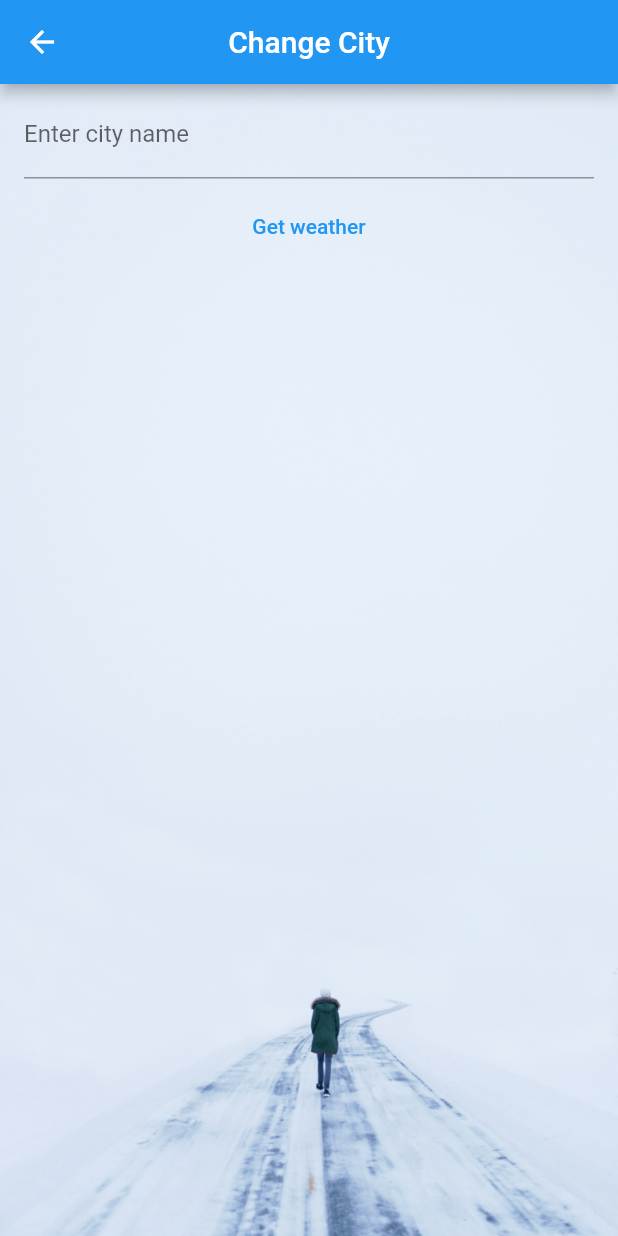
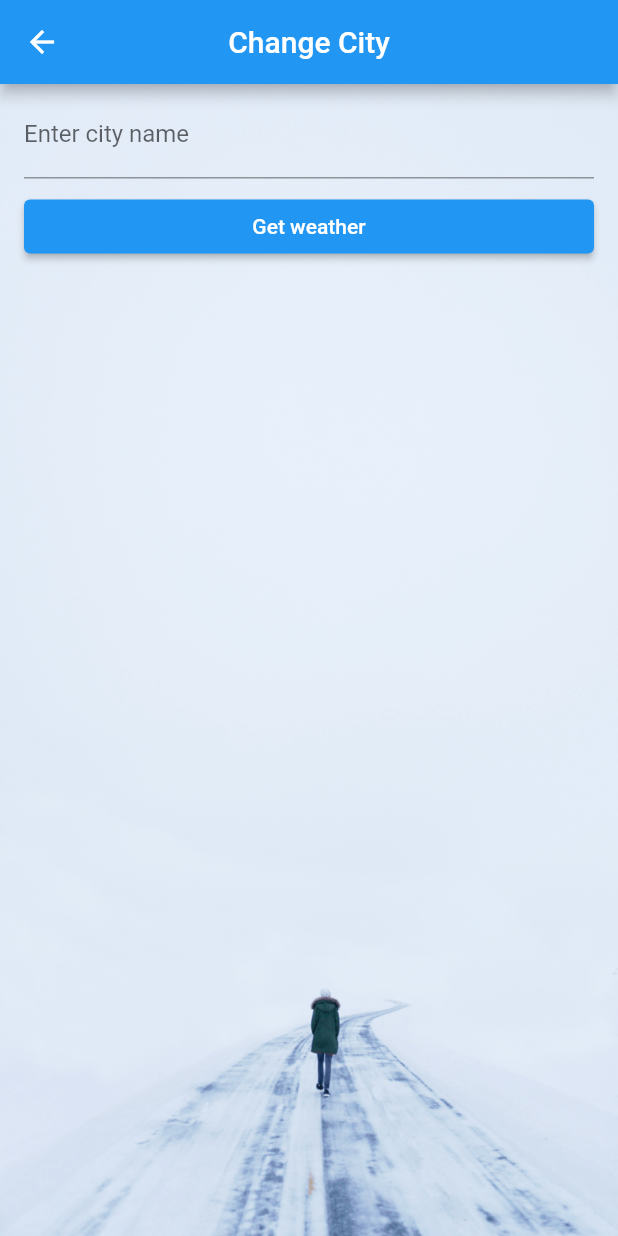
Before and after one commit to sannan1993/climateFlutterApp, a Flutter app: the screen it shows after launch, after a tap on the "menu" icon, on a phone screen of 412 x 824 dp. Run offline on Flutter 3.47's test engine with Material 2 defaults, Android fonts, the phone set to English and light mode, and no system bars; network calls fail.

```diff
--- a/lib/climatePage.dart
+++ b/lib/climatePage.dart
@@ -1,25 +1,30 @@
-import 'dart:convert';
 import 'package:flutter/material.dart';
 import 'apiFile.dart' as util;
 import 'package:http/http.dart' as http;
+import 'dart:convert';
 
 double Celsius = 0;
 int CelsiusInt = 0;
 
+
+
 class climateApp extends StatefulWidget {
-  const climateApp({Key? key}) : super(key: key);
-
   @override
   State<climateApp> createState() => _climateAppState();
 }
 
 class _climateAppState extends State<climateApp> {
-  late String _cityEntered;
+  void showStuff() async {
+    Map data = await getWeather(util.apiId, util.city);
+    print(data.toString());
+  }
+
+  String? _cityEntered;
 
   Future _goToNextScreen(BuildContext context) async {
-    Map? results = await Navigator.of(context)
-        .push(MaterialPageRoute<Map>(builder: (BuildContext context) {
-      return changeCity();
+    Map? results = await  Navigator.of(context)
+        .push(new MaterialPageRoute<Map>(builder: (BuildContext context) {
+      return new changeCity();
     }));
     if (results != null && results.containsKey('enter')) {
       _cityEntered = results['enter'];
@@ -27,10 +32,7 @@ class _climateAppState extends State<climateApp> {
   }
 
   @override
-  void showStuff() async {
-    Map data = await getWeather(util.apiId, util.city);
-    print(data.toString());
-  }
+
 
   Widget build(BuildContext context) {
     return Scaffold(
@@ -62,7 +64,7 @@ class _climateAppState extends State<climateApp> {
             margin: EdgeInsets.fromLTRB(0, 15, 15, 0),
             alignment: Alignment.topRight,
             child: Text(
-              'Karachi',
+              '${_cityEntered == null ? util.city : _cityEntered}',
               style: KcityName(),
             ),
           ),
@@ -73,7 +75,7 @@ class _climateAppState extends State<climateApp> {
           ),
           Container(
             margin: EdgeInsets.fromLTRB(30.0, 90.0, 0.0, 0.0),
-            child: updateTempWidget('Karachi'),
+            child: updateTempWidget('${_cityEntered == null ? util.city : _cityEntered}'),
           ),
         ],
       ),
@@ -156,18 +158,19 @@ class changeCity extends StatelessWidget {
               ListTile(
                 title: TextField(
                   decoration: InputDecoration(
-                      hintText: 'Lahore', labelText: "Enter city name"),
+                      hintText: 'Hint: Lahore , Karachi etc', labelText: "Enter city name"),
                   controller: _cityFieldController,
                   keyboardType: TextInputType.text,
                 ),
               ),
               ListTile(
-                title: TextButton(
+                title: ElevatedButton(
                   child: Text("Get weather"),
                   onPressed: () {
-                    Navigator.pop(context, {'enter', _cityFieldController.text});
+                    print(_cityFieldController.text);
+                    Navigator.pop(
+                        context, {'enter' : _cityFieldController.text});
                   },
-
                 ),
               )
             ],
```
Also changed, not shown: pubspec.lock, 1 other file.
